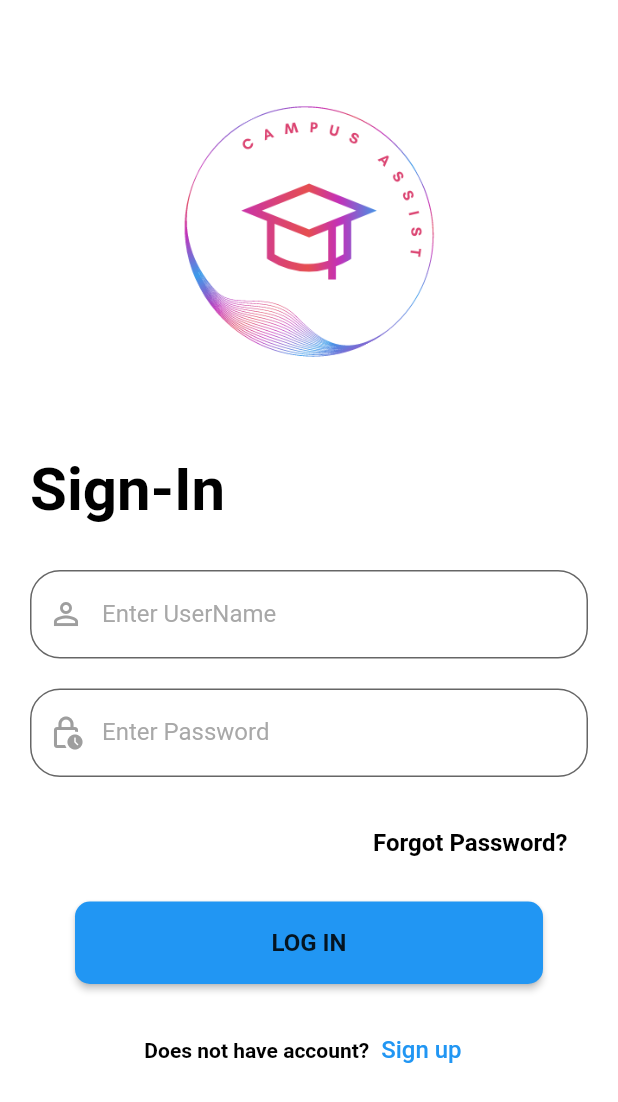
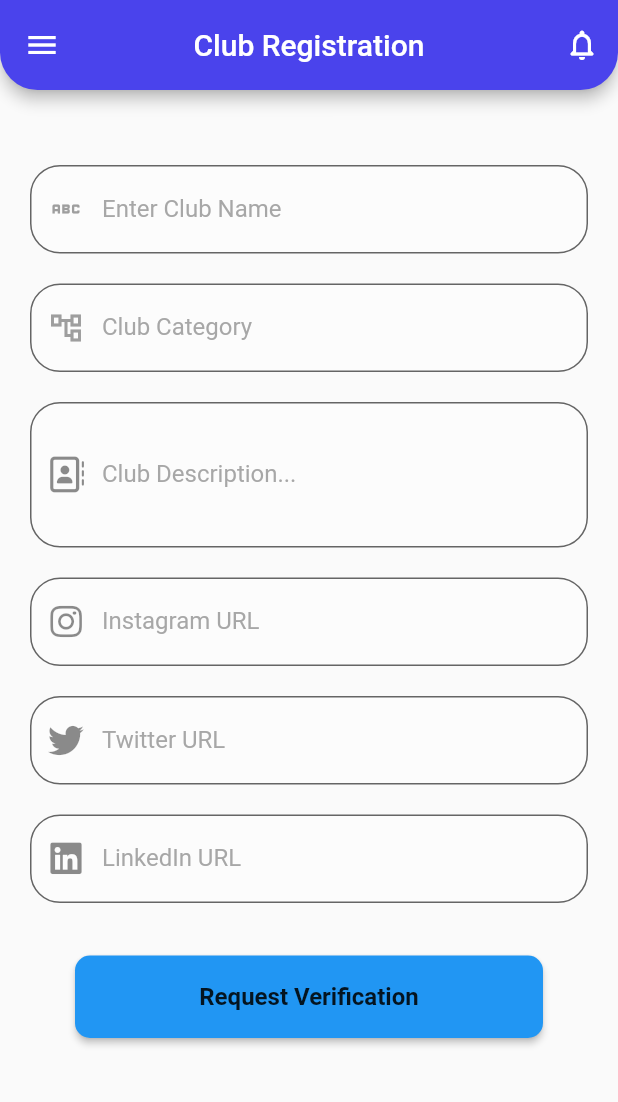
Before and after one commit to rjrishika/campus_assist, a Flutter app: the screen it shows after launch, on a phone screen of 412 x 824 dp. Shown: the top 1102 px of the screen. Run offline on Flutter 3.47's test engine with Material 2 defaults, Android fonts, the phone set to English and light mode, and no system bars; our stand-ins replace carousel_pro, cloud_firestore, firebase_auth, firebase_core, font_awesome_flutter, quickalert; accounts and stored records are empty.

Commit message:
club Registration

```diff
--- a/lib/main.dart
+++ b/lib/main.dart
@@ -3,6 +3,7 @@ import 'package:flutter/material.dart';
 import 'package:untitled1/screen/Club_details.dart';
 import 'package:untitled1/screen/Clubs.dart';
 import 'package:untitled1/screen/Login.dart';
+import 'package:untitled1/screen/club_registration.dart';
 
 void main() async {
   WidgetsFlutterBinding.ensureInitialized();
@@ -38,7 +39,7 @@ class MyApp extends StatelessWidget {
         // is not restarted.
         primarySwatch: Colors.blue,
       ),
-      home: const Login(),
+      home: const ClubRegistration(),
     );
   }
 }
--- a/lib/reusable_widget/reusable_widget.dart
+++ b/lib/reusable_widget/reusable_widget.dart
@@ -1,4 +1,5 @@
 import 'package:flutter/material.dart';
+import 'package:font_awesome_flutter/font_awesome_flutter.dart';
 Image logoWidget(String imageName) {
   return Image.asset(
     imageName,
@@ -9,22 +10,82 @@ Image logoWidget(String imageName) {
 }
 
 TextField reusableTextField(String text, IconData icon,bool isPasswordType,
-    TextEditingController controller){
+    TextEditingController controller) {
   return TextField(
     controller: controller,
     obscureText: isPasswordType,
     enableSuggestions: !isPasswordType,
     autocorrect: !isPasswordType,
     cursorColor: Colors.black,
-    style: TextStyle(color:Colors.grey.withOpacity(0.9)),
+    style: TextStyle(color: Colors.grey.withOpacity(0.9)),
     decoration: InputDecoration(
         prefixIcon: Icon(
           icon,
           color: Colors.grey,
         ),
         labelText: text,
+        labelStyle: TextStyle(color: Colors.grey.withOpacity(0.9)),
+        filled: true,
+        floatingLabelBehavior: FloatingLabelBehavior.never,
+        fillColor: Colors.white.withOpacity(0.3),
+        border: OutlineInputBorder(
+          borderRadius: BorderRadius.circular(20.0),
+          borderSide: const BorderSide(width: 0.5, style: BorderStyle.none,),
+        )
+    ),
+    keyboardType: isPasswordType
+        ? TextInputType.visiblePassword
+        : TextInputType.emailAddress,
+  );
+}
+  // TextField reusableMultiLineTextField(String text, IconData icon,bool isPasswordType,
+  //     TextEditingController controller, int maxLines){
+  //   return TextField(
+  //     maxLines: maxLines,
+  //     controller: controller,
+  //     obscureText: isPasswordType,
+  //     enableSuggestions: !isPasswordType,
+  //     autocorrect: !isPasswordType,
+  //     cursorColor: Colors.black,
+  //     style: TextStyle(color:Colors.grey.withOpacity(0.9)),
+  //     decoration: InputDecoration(
+  //         prefixIcon: Icon(
+  //           icon,
+  //           color: Colors.grey,
+  //         ),
+  //         labelText: text,
+  //         labelStyle: TextStyle(color:Colors.grey.withOpacity(0.9)),
+  //         filled: true,
+  //         floatingLabelBehavior: FloatingLabelBehavior.never,
+  //         fillColor: Colors.white.withOpacity(0.3),
+  //         border:OutlineInputBorder(
+  //           borderRadius: BorderRadius.circular(20.0),
+  //           borderSide: const BorderSide(width:0.5,style: BorderStyle.none,),
+  //         )
+  //     ),
+  //     keyboardType: isPasswordType
+  //         ? TextInputType.visiblePassword
+  //         : TextInputType.emailAddress,
+  //   );
+//}
+
+TextField resusableMultilineTextField(String text, bool isPassword, int maxLines, TextEditingController controller, Icon prefixIcon ){
+  return TextField(
+maxLines: maxLines,
+textAlignVertical: TextAlignVertical.top,
+controller: controller,
+obscureText: isPassword,
+enableSuggestions: !isPassword,
+autocorrect: !isPassword,
+cursorColor: Colors.black,
+style: TextStyle(color:Colors.grey.withOpacity(0.9)),
+decoration: InputDecoration(
+prefixIcon: prefixIcon,
+//prefixIconConstraints: BoxConstraints.tight(const Size(24,24)),
+//contentPadding: const EdgeInsets.fromLTRB(8, 8, 8, 0),
+labelText: text,
 labelStyle: TextStyle(color:Colors.grey.withOpacity(0.9)),
-      filled: true,
+filled: !isPassword,
 floatingLabelBehavior: FloatingLabelBehavior.never,
 fillColor: Colors.white.withOpacity(0.3),
 border:OutlineInputBorder(
@@ -32,7 +93,7 @@ TextField reusableTextField(String text, IconData icon,bool isPasswordType,
 borderSide: const BorderSide(width:0.5,style: BorderStyle.none,),
 )
 ),
-    keyboardType: isPasswordType
+keyboardType: isPassword
 ? TextInputType.visiblePassword
     : TextInputType.emailAddress,
 );
--- /dev/null
+++ b/lib/screen/club_registration.dart
@@ -0,0 +1,104 @@
+import 'package:flutter/material.dart';
+import 'package:font_awesome_flutter/font_awesome_flutter.dart';
+import '../reusable_widget/reusable_widget.dart';
+
+class ClubRegistration extends StatefulWidget {
+  const ClubRegistration({Key? key}) : super(key: key);
+
+  @override
+  State<ClubRegistration> createState() => _ClubRegistrationState();
+}
+
+class _ClubRegistrationState extends State<ClubRegistration> {
+  TextEditingController clubName = TextEditingController();
+  TextEditingController clubCategory = TextEditingController();
+  TextEditingController clubDesc = TextEditingController();
+  TextEditingController instaUrl = TextEditingController();
+  TextEditingController twitterUrl = TextEditingController();
+  TextEditingController linkedinUrl = TextEditingController();
+  @override
+  Widget build(BuildContext context) {
+    return SafeArea(
+      child: Scaffold(
+        appBar: AppBar(
+          toolbarHeight: 60,
+          actions: [
+            IconButton(
+                onPressed: () {},
+                icon: const Icon(Icons.notifications_none_rounded))
+          ],
+          backgroundColor: const Color.fromRGBO(74, 67, 236, 10),
+          title: const Text('Club Registration'),
+          centerTitle: true,
+          shape: const RoundedRectangleBorder(
+            borderRadius: BorderRadius.vertical(
+              bottom: Radius.circular(25),
+            ),
+          ),
+        ),
+        drawer: const Drawer(
+          child: Text('Hello World'),
+        ),
+        body: SingleChildScrollView(
+          child: Container(
+            padding: const EdgeInsets.fromLTRB(20,0,20,0),
+              //padding: const EdgeInsets.symmetric(vertical: 20,horizontal: 20),
+              child: Column(
+                children: [
+                  const SizedBox(height: 50,width: 50,),
+                  reusableTextField("Enter Club Name", Icons.abc, false, clubName),
+                  const SizedBox(height: 20,width: 20,),
+                  reusableTextField("Club Category", Icons.account_tree_outlined, false, clubCategory),
+                  const SizedBox(height: 20,width: 20,),
+
+                  resusableMultilineTextField("Club Description...", false, 3, clubDesc, const Icon(FontAwesomeIcons.addressBook)),
+
+                  const SizedBox(height: 20,width: 20,),
+
+                  resusableMultilineTextField("Instagram URL", false, 1, instaUrl,const Icon(FontAwesomeIcons.instagram) ),
+
+                  const SizedBox(height: 20,width: 20,),
+
+                  resusableMultilineTextField("Twitter URL", false, 1, twitterUrl,const Icon(FontAwesomeIcons.twitter) ),
+
+                  const SizedBox(height: 20,width: 20,),
+
+                  resusableMultilineTextField("LinkedIn URL", false, 1, linkedinUrl,const Icon(FontAwesomeIcons.linkedin) ),
+
+                  const SizedBox(height: 20, width: 20,),
+
+        Container(
+          padding: const EdgeInsets.fromLTRB(30,5,30,0),
+          width: MediaQuery.of(context).size.width,
+          height: 60,
+          margin: const EdgeInsets.fromLTRB(0,10,0,20),
+          decoration: BoxDecoration(borderRadius: BorderRadius.circular(90)),
+          child: ElevatedButton(
+            onPressed: (){
+
+            },
+            style: ButtonStyle(
+                backgroundColor: MaterialStateProperty.resolveWith((states) {
+                  if(states.contains(MaterialState.pressed)){
+                    return Colors.blueAccent;
+                  }
+                  return Colors.blue;
+                }),
+                shape: MaterialStateProperty.all<RoundedRectangleBorder>(
+                    RoundedRectangleBorder(borderRadius: BorderRadius.circular(10))
+                )
+            ),
+            child: const Text("Request Verification",
+              style:  TextStyle(
+                  color: Colors.black87,fontWeight: FontWeight.bold,fontSize: 16),
+            ),
+          )
+      ),
+                ],
+            ),
+          ),
+        ),
+      ),
+    );
+  }
+}
```
Lines whose indentation alone changed are shown as unchanged.
